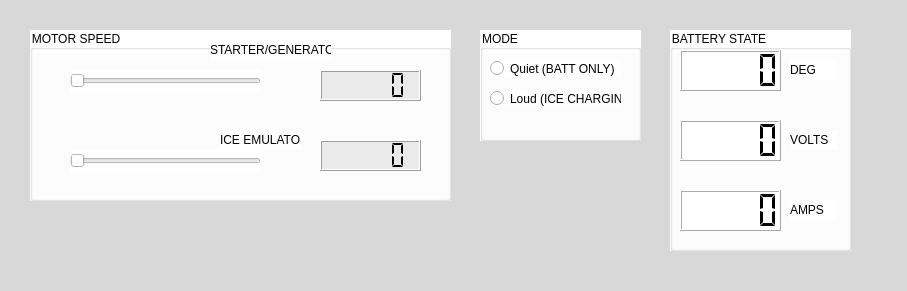
rballentine25/WSU-HUAV-2425, file 24-25 files/MOTOR_TEST_GUI.ui: the form before one commit.
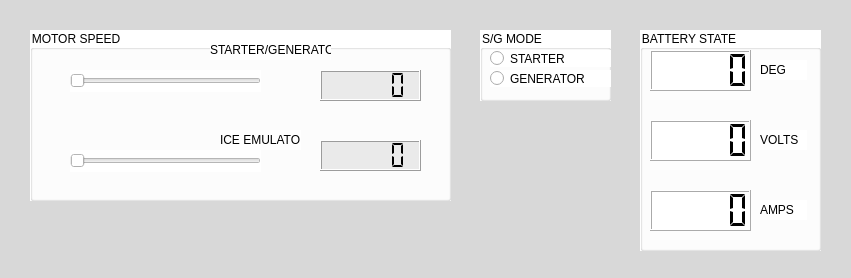
The form after the commit.

Diff of the .ui file:
```diff
--- a/24-25 files/MOTOR_TEST_GUI.ui
+++ b/24-25 files/MOTOR_TEST_GUI.ui
@@ -6,8 +6,8 @@
    <rect>
     <x>0</x>
     <y>0</y>
-    <width>907</width>
-    <height>291</height>
+    <width>851</width>
+    <height>278</height>
    </rect>
   </property>
   <property name="windowTitle">
@@ -19,7 +19,7 @@
   <widget class="QGroupBox" name="BATTERY_STATE">
    <property name="geometry">
     <rect>
-     <x>670</x>
+     <x>640</x>
      <y>30</y>
      <width>181</width>
      <height>221</height>
@@ -115,40 +115,40 @@
     <rect>
      <x>480</x>
      <y>30</y>
-     <width>161</width>
-     <height>111</height>
+     <width>131</width>
+     <height>71</height>
     </rect>
    </property>
    <property name="styleSheet">
     <string notr="true">background-color: rgb(255, 255, 255);</string>
    </property>
    <property name="title">
-    <string>MODE</string>
+    <string>S/G MODE</string>
    </property>
    <widget class="QRadioButton" name="QUIET">
     <property name="geometry">
      <rect>
       <x>10</x>
-      <y>30</y>
+      <y>20</y>
       <width>131</width>
       <height>17</height>
      </rect>
     </property>
     <property name="text">
-     <string>Quiet (BATT ONLY)</string>
+     <string>STARTER</string>
     </property>
    </widget>
    <widget class="QRadioButton" name="LOUD">
     <property name="geometry">
      <rect>
       <x>10</x>
-      <y>60</y>
+      <y>40</y>
       <width>131</width>
       <height>17</height>
      </rect>
     </property>
     <property name="text">
-     <string>Loud (ICE CHARGING)</string>
+     <string>GENERATOR</string>
     </property>
    </widget>
   </widget>
```
Left out of the diff: 4 changed lines with no effect on the pictures.
